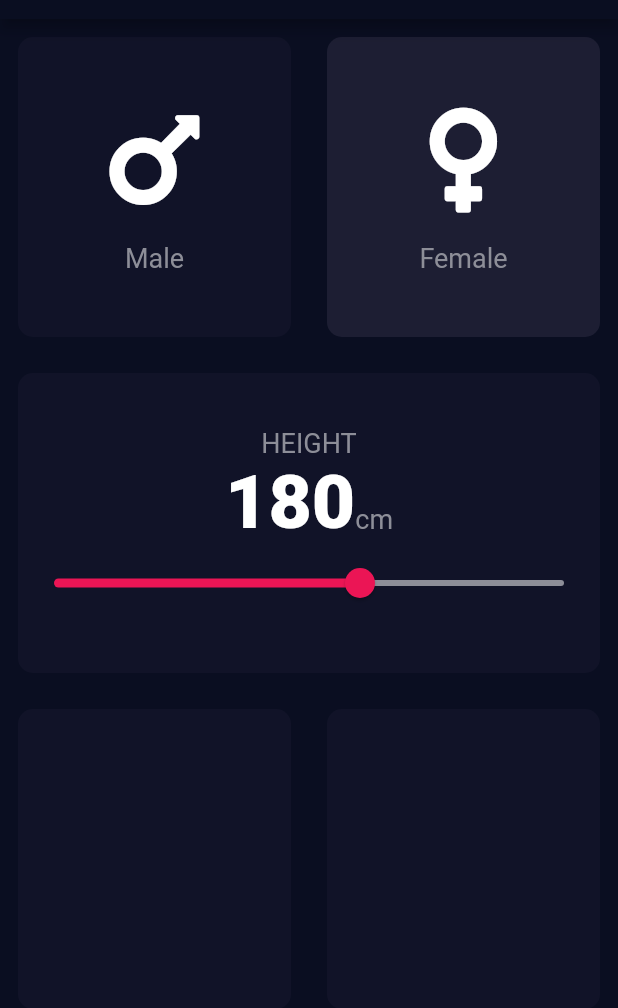
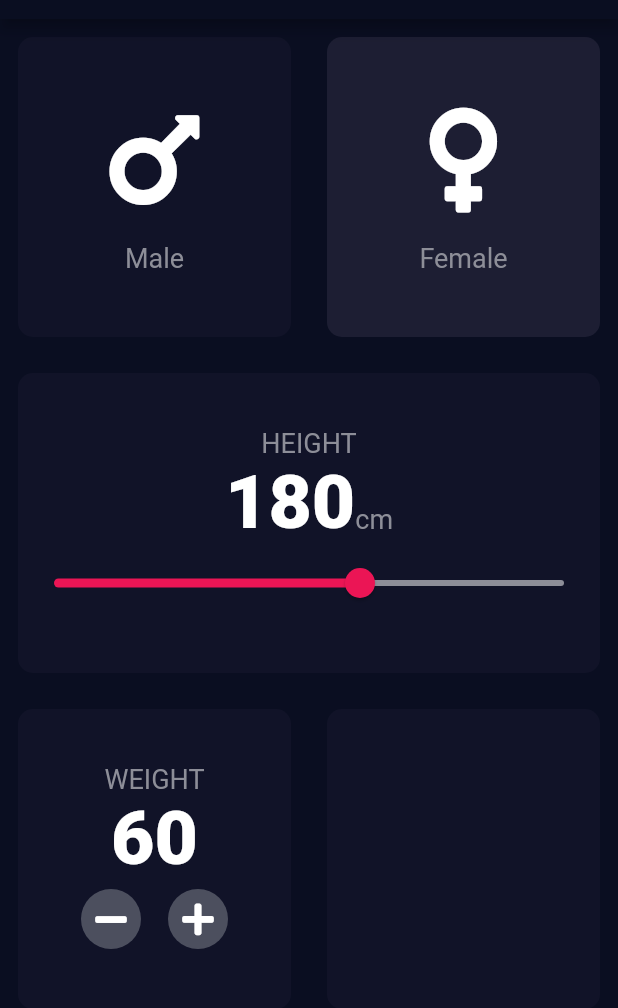
Before and after one commit to jvsena42/bmi_calculator, a Flutter app: the screen it shows after launch, on a phone screen of 412 x 824 dp, the part 65-1073 px from its top. Run offline on Flutter 3.47's test engine with Material 2 defaults, Android fonts, the phone set to English and light mode, and no system bars; our stand-ins replace font_awesome_flutter.

Commit message:
feat: buttons

```diff
--- /dev/null
+++ b/lib/button_round.dart
@@ -0,0 +1,28 @@
+import 'package:flutter/material.dart';
+import 'package:font_awesome_flutter/font_awesome_flutter.dart';
+
+class RoundIconButton extends StatelessWidget {
+
+  RoundIconButton({this.isAdd = true, this.onPress});
+
+  final _iconAdd = FaIcon(FontAwesomeIcons.plus);
+  final _iconMinus = FaIcon(FontAwesomeIcons.minus);
+
+  final bool isAdd;
+  final void Function()? onPress;
+
+  @override
+  Widget build(BuildContext context) {
+    return RawMaterialButton(
+      onPressed: onPress,
+      child: isAdd ? _iconAdd : _iconMinus,
+      shape: CircleBorder(),
+      fillColor: Color(0xFF4C4F5E),
+      constraints: BoxConstraints.tightFor(
+        width: 40.0,
+        height: 40.0,
+      ),
+    );
+  }
+
+}
--- a/lib/input_page.dart
+++ b/lib/input_page.dart
@@ -4,6 +4,7 @@ import 'package:flutter/cupertino.dart';
 import 'package:flutter/material.dart';
 import 'package:font_awesome_flutter/font_awesome_flutter.dart';
 
+import 'button_round.dart';
 import 'constants.dart';
 
 enum Gender { male, female }
@@ -17,6 +18,7 @@ class _InputPageState extends State<InputPage> {
   Color maleColor = kInactiveCardColor;
   Color femaleColor = kActiveCardColor;
   int height = 180;
+  int weight = 60;
 
   void updateColor(Gender gender) {
     setState(() {
@@ -96,7 +98,33 @@ class _InputPageState extends State<InputPage> {
           Expanded(
             child: Row(
               children: [
-                CustomCard(),
+                CustomCard(
+                  cardChild: Column(
+                    mainAxisAlignment: MainAxisAlignment.center,
+                    children: [
+                      Text(
+                        'WEIGHT',
+                        style: kLabelStyle,
+                      ),
+                      Text(
+                        weight.toString(),
+                        style: kNumberTextStyle,
+                      ),
+                      Row(
+                        mainAxisAlignment: MainAxisAlignment.center,
+                        children: [
+                          RoundIconButton(
+                            isAdd: false,
+                          ),
+                          SizedBox(
+                            width: 10.0,
+                          ),
+                          RoundIconButton(),
+                        ],
+                      )
+                    ],
+                  ),
+                ),
                 CustomCard(),
               ],
             ),
```
